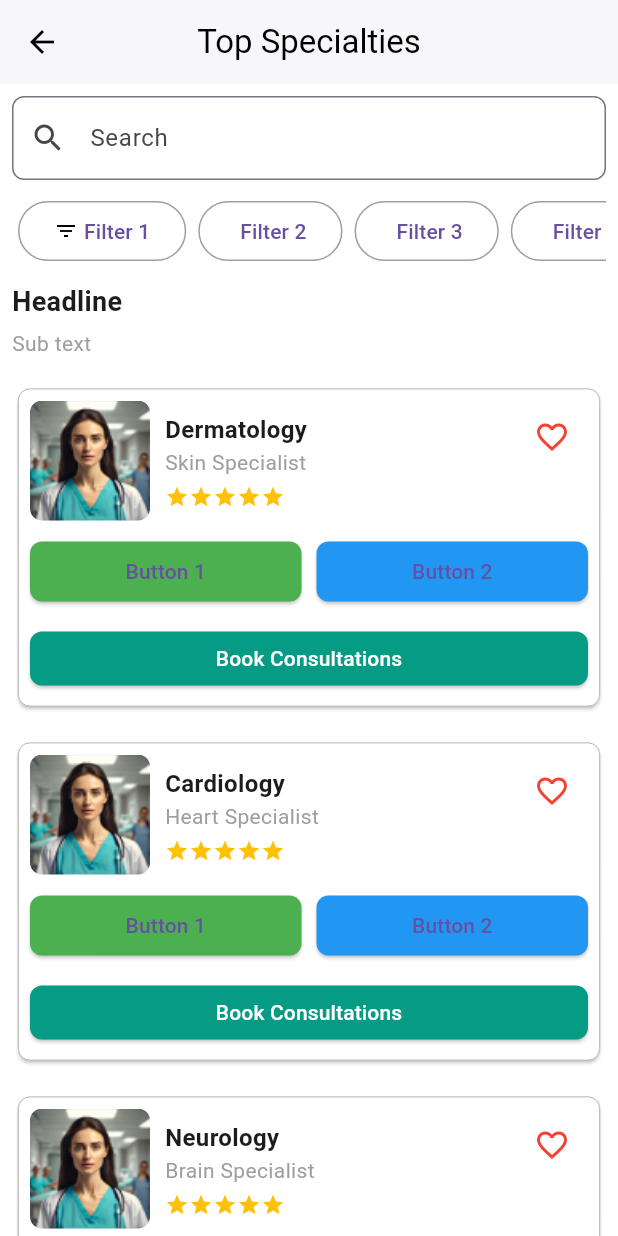
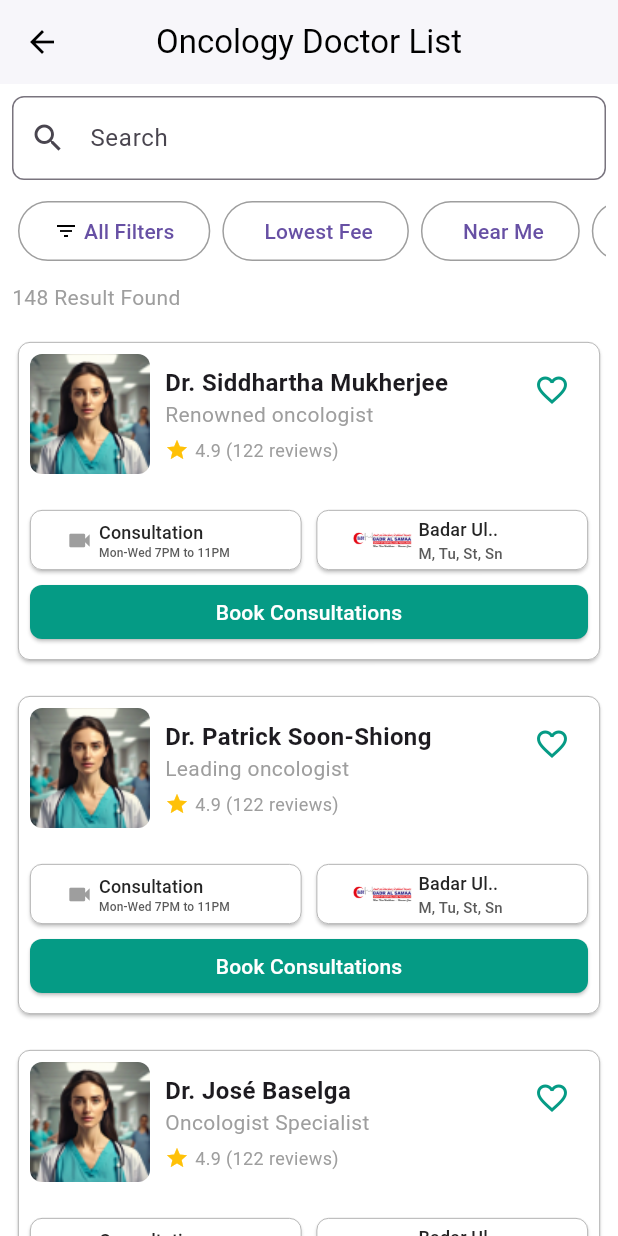
Before and after one commit to Haris-Sultan15/mobile, a Flutter app: the TopSpecialtiesScreen screen opened directly, on a phone screen of 412 x 824 dp. Run offline on Flutter 3.47's test engine with Material 3 defaults, Android fonts, the light colour scheme and no system bars; our stand-ins replace country_picker.

Commit message:
specialist page added

```diff
--- a/lib/top-specialties.dart
+++ b/lib/top-specialties.dart
@@ -14,11 +14,10 @@
         backgroundColor: Colors.white,
         elevation: 1.0,
         title: Text(
-          'Top Specialties',
+          'Oncology Doctor List',
           style: TextStyle(color: Colors.black),
         ),
         centerTitle: true,
-
         iconTheme: IconThemeData(color: Colors.black),
       ),
       body: Column(
@@ -41,10 +40,11 @@
                   scrollDirection: Axis.horizontal,
                   child: Row(
                     children: [
-                      FilterButton(label: 'Filter 1', icon: Icons.filter_list),
-                      FilterButton(label: 'Filter 2'),
-                      FilterButton(label: 'Filter 3'),
-                      FilterButton(label: 'Filter 4'),
+                      FilterButton(label: 'All Filters', icon: Icons.filter_list),
+                      FilterButton(label: 'Lowest Fee'),
+                      FilterButton(label: 'Near Me'),
+                      FilterButton(label: 'Female'),
+                      FilterButton(label: 'Available Now'),
                     ],
                   ),
                 ),
@@ -52,15 +52,7 @@
                 Align(
                   alignment: Alignment.centerLeft,
                   child: Text(
-                    'Headline',
-                    style: TextStyle(fontSize: 18, fontWeight: FontWeight.bold),
-                  ),
-                ),
-                SizedBox(height: 5),
-                Align(
-                  alignment: Alignment.centerLeft,
-                  child: Text(
-                    'Sub text',
+                    '148 Result Found',
                     style: TextStyle(fontSize: 14, color: Colors.grey),
                   ),
                 ),
@@ -72,33 +64,33 @@
               children: [
                 SpecialtyCard(
                   imagePath: 'assests/img/specialities.png',
-                  headline: 'Dermatology',
-                  subText: 'Skin Specialist',
+                  headline: 'Dr. Siddhartha Mukherjee',
+                  subText: 'Renowned oncologist',
                 ),
                 SpecialtyCard(
                   imagePath: 'assests/img/specialities.png',
-                  headline: 'Cardiology',
-                  subText: 'Heart Specialist',
+                  headline: 'Dr. Patrick Soon-Shiong',
+                  subText: 'Leading oncologist',
                 ),
                 SpecialtyCard(
                   imagePath: 'assests/img/specialities.png',
-                  headline: 'Neurology',
-                  subText: 'Brain Specialist',
+                  headline: 'Dr. José Baselga',
+                  subText: 'Oncologist Specialist',
                 ),
                 SpecialtyCard(
                   imagePath: 'assests/img/specialities.png',
-                  headline: 'Orthopedics',
-                  subText: 'Bone Specialist',
+                  headline: 'Dr. Paul Bunn',
+                  subText: 'Professor of Onocologist',
                 ),
                 SpecialtyCard(
                   imagePath: 'assests/img/specialities.png',
-                  headline: 'Pediatrics',
-                  subText: 'Child Specialist',
+                  headline: 'Dr. Nancy Davidson',
+                  subText: 'Director of the UPMC',
                 ),
                 SpecialtyCard(
                   imagePath: 'assests/img/specialities.png',
-                  headline: 'Ophthalmology',
-                  subText: 'Eye Specialist',
+                  headline: 'Dr. James Allison',
+                  subText: 'Nobel Prize winner',
                 ),
               ],
             ),
@@ -136,7 +128,7 @@
   }
 }
 
-class SpecialtyCard extends StatelessWidget {
+class SpecialtyCard extends StatefulWidget {
   final String imagePath;
   final String headline;
   final String subText;
@@ -146,6 +138,13 @@
     required this.headline,
     required this.subText,
   });
+
+  @override
+  _SpecialtyCardState createState() => _SpecialtyCardState();
+}
+
+class _SpecialtyCardState extends State<SpecialtyCard> {
+  bool isFavorite = false;
 
   @override
   Widget build(BuildContext context) {
@@ -171,7 +170,7 @@
                         ClipRRect(
                           borderRadius: BorderRadius.circular(8.0),
                           child: Image.asset(
-                            imagePath,
+                            widget.imagePath,
                             width: 80,
                             height: 80,
                             fit: BoxFit.cover,
@@ -183,22 +182,26 @@
                             crossAxisAlignment: CrossAxisAlignment.start,
                             children: [
                               Text(
-                                headline,
+                                widget.headline,
                                 style: TextStyle(
                                     fontSize: 16,
                                     fontWeight: FontWeight.bold),
                               ),
                               Text(
-                                subText,
+                                widget.subText,
                                 style: TextStyle(
                                     fontSize: 14, color: Colors.grey),
                               ),
                               SizedBox(height: 5),
                               Row(
-                                children: List.generate(5, (index) {
-                                  return Icon(Icons.star,
-                                      size: 16, color: Colors.amber);
-                                }),
+                                children: [
+                                  ...List.generate(1, (index) {
+                                    return Icon(Icons.star,
+                                        size: 16, color: Colors.amber);
+                                  }),
+                                  SizedBox(width: 4),
+                                  Text('4.9 (122 reviews)', style: TextStyle(fontSize: 12, color: Colors.grey)),
+                                ],
                               ),
                             ],
                           ),
@@ -209,26 +212,44 @@
                       top: 0,
                       right: 0,
                       child: IconButton(
-                        icon: Icon(Icons.favorite_border, color: Colors.red),
+                        icon: Icon(
+                          isFavorite ? Icons.favorite : Icons.favorite_border,
+                          color: isFavorite ? Colors.red : Color(0xFF059B85),
+                        ),
                         onPressed: () {
-                          // Add to favorite functionality
+                          setState(() {
+                            isFavorite = !isFavorite;
+                          });
                         },
                       ),
                     ),
                   ],
                 ),
-                SizedBox(height: 10),
+                SizedBox(height: 20),
                 Row(
                   children: [
                     Expanded(
                       child: ElevatedButton(
                         onPressed: () {},
-                        child: Text('Button 1'),
                         style: ElevatedButton.styleFrom(
-                          backgroundColor: Colors.green,
+                          backgroundColor: Colors.white,
                           shape: RoundedRectangleBorder(
                             borderRadius: BorderRadius.circular(8.0),
+                            side: BorderSide(color: Colors.grey, width: 0.5),
                           ),
+                        ),
+                        child: Row(
+                          children: [
+                            Icon(Icons.videocam, color: Colors.grey),
+                            SizedBox(width: 4),
+                            Column(
+                              crossAxisAlignment: CrossAxisAlignment.start,
+                              children: [
+                                Text('Consultation', style: TextStyle(fontSize: 12, color: const Color.fromARGB(255, 37, 37, 37))),
+                                Text('Mon-Wed 7PM to 11PM', style: TextStyle(fontSize: 8, color: Color.fromARGB(255, 90, 90, 90))),
+                              ],
+                            ),
+                          ],
                         ),
                       ),
                     ),
@@ -236,18 +257,31 @@
                     Expanded(
                       child: ElevatedButton(
                         onPressed: () {},
-                        child: Text('Button 2'),
                         style: ElevatedButton.styleFrom(
-                          backgroundColor: Colors.blue,
+                          backgroundColor: Colors.white,
                           shape: RoundedRectangleBorder(
                             borderRadius: BorderRadius.circular(8.0),
+                            side: BorderSide(color: Colors.grey, width: 0.5),
                           ),
+                        ),
+                        child: Row(
+                          children: [
+                            Image.asset('assests/img/badar.png', width: 40, height: 40),
+                            SizedBox(width: 4),
+                            Column(
+                              crossAxisAlignment: CrossAxisAlignment.start,
+                              children: [
+                                Text('Badar Ul..', style: TextStyle(fontSize: 12, color: const Color.fromARGB(255, 37, 37, 37))),
+                                Text('M, Tu, St, Sn', style: TextStyle(fontSize: 10, color: const Color.fromARGB(255, 90, 90, 90))),
+                              ],
+                            ),
+                          ],
                         ),
                       ),
                     ),
                   ],
                 ),
-                SizedBox(height: 10),
+
                 ElevatedButton(
                   onPressed: () {},
                   child: Center(
```
Also changed, not shown: assests/img/badar.png (added).
